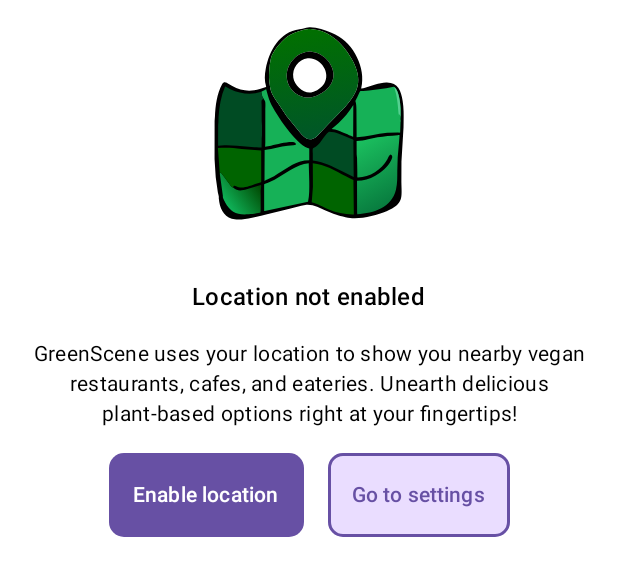
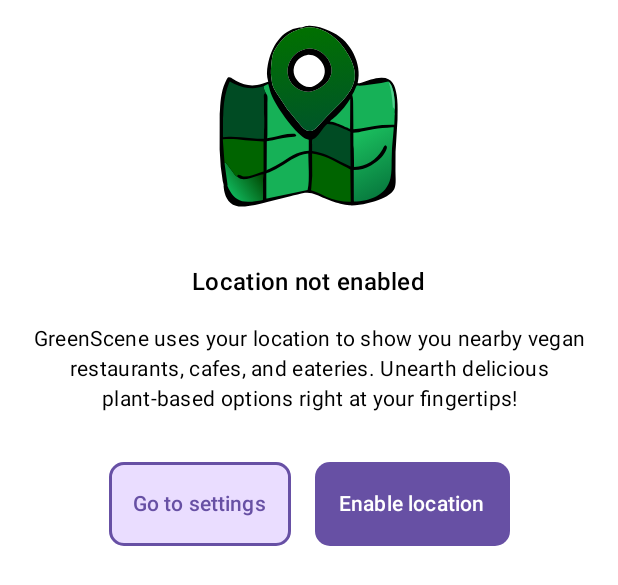
Before and after one commit to AWitam/GreenScene, an Android app built with Jetpack Compose: the @Preview function Request, on a phone screen of 412 x 824 dp. Shown: the top 585 px of the screen. Run offline under Robolectric (Android 15) with nearby library versions, the phone set to English and light mode, and no system bars.

Commit message:
fix: switch butto order

```diff
--- a/app/src/main/java/com/example/greenscene/ui/screens/map/LocationPermissionBox.kt
+++ b/app/src/main/java/com/example/greenscene/ui/screens/map/LocationPermissionBox.kt
@@ -163,7 +163,7 @@ private fun RequestLocationCTA(
             contentDescription = stringResource(id = R.string.location_request_icon_alt),
             modifier = Modifier
                 .fillMaxWidth()
-                .height(170.dp),
+                .height(160.dp),
             contentScale = ContentScale.Fit,
         )
 
@@ -178,16 +178,8 @@ private fun RequestLocationCTA(
             modifier = Modifier.padding(16.dp),
             textAlign = TextAlign.Center,
         )
-
-
+        Spacer(modifier = Modifier.height(16.dp))
         Row {
-            FilledButton(
-                text = R.string.location_request_button,
-                action = onButtonClick,
-                size = ButtonSize.LARGE
-            )
-
-            Spacer(modifier = Modifier.width(16.dp))
             OutlinedButton(
                 text = R.string.location_got_to_settings_button, action = {
                     context.startActivity(
@@ -197,6 +189,12 @@ private fun RequestLocationCTA(
                         )
                     )
                 }, size = ButtonSize.LARGE
+            )
+            Spacer(modifier = Modifier.width(16.dp))
+            FilledButton(
+                text = R.string.location_request_button,
+                action = onButtonClick,
+                size = ButtonSize.LARGE
             )
         }
 
```
